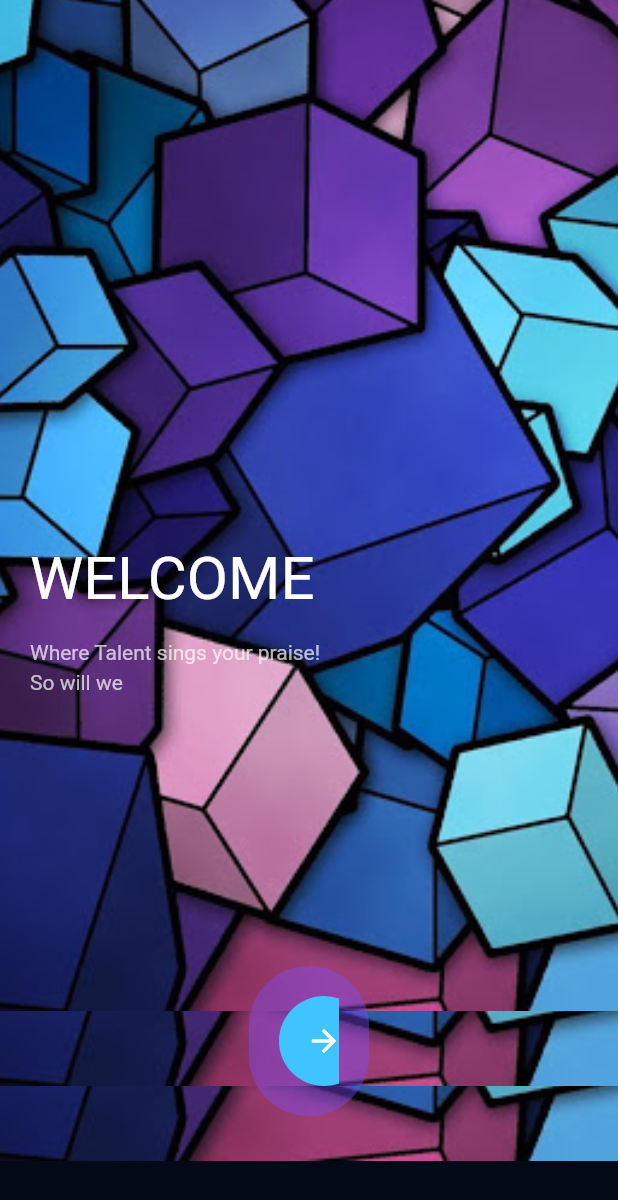
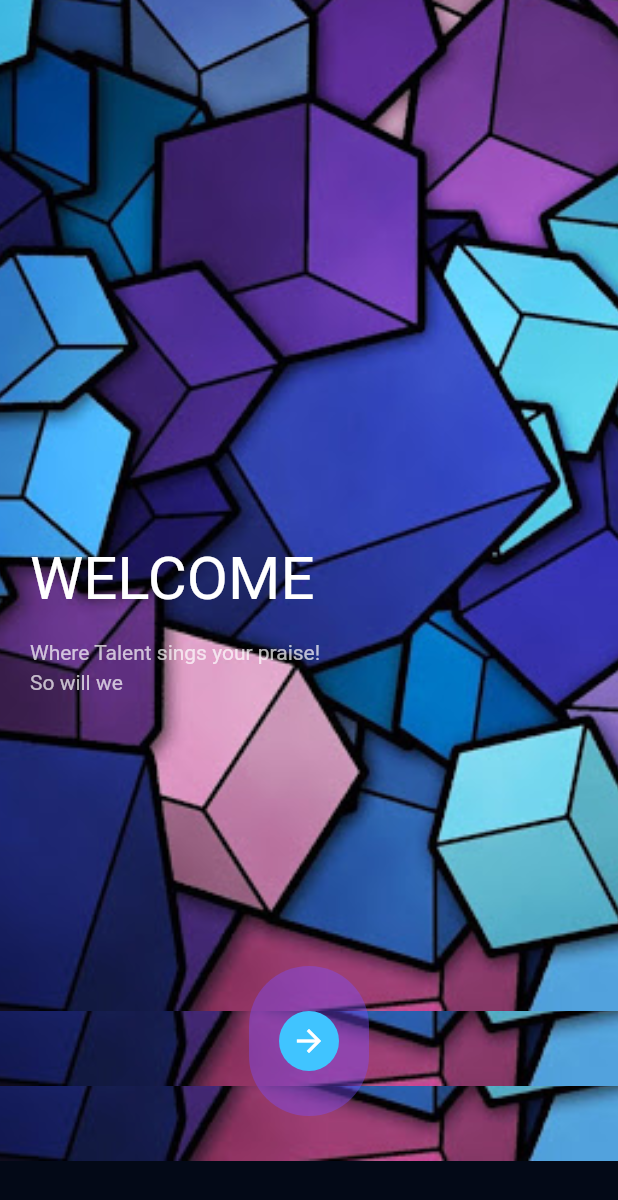
Before and after one commit to The-virgo-noid/talenthunt, a Flutter app: the screen it shows after launch, on a phone screen of 412 x 824 dp. Shown: the top 1200 px of the screen. Run offline on Flutter 3.47's test engine with Material 2 defaults, Android fonts, the phone set to English and light mode, and no system bars; our stand-ins replace bottom_navy_bar, page_transition, simple_animations.

Commit message:
updated the splashscreen
updated with animation

```diff
--- a/lib/main.dart
+++ b/lib/main.dart
@@ -194,7 +194,7 @@ class _WelcomepageState extends State<Welcomepage> with TickerProviderStateMixin
                                           builder: (context, child) => Transform.scale(
                                             scale: _scale2Animation.value,
                                              child: Container(
-                                              width: 60, height: 60,
+                                              width: 40, height: 60,
                                               decoration: BoxDecoration(
                                               shape: BoxShape.circle,
                                                color: Colors.lightBlueAccent
```
